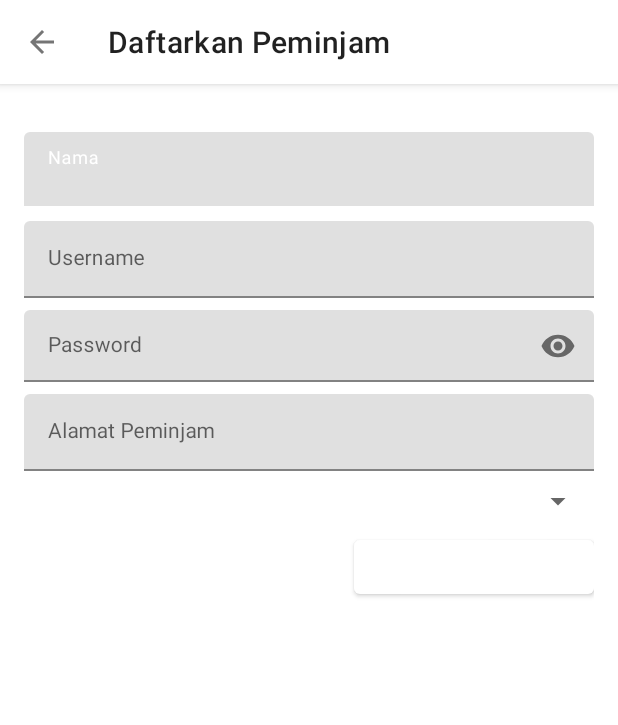
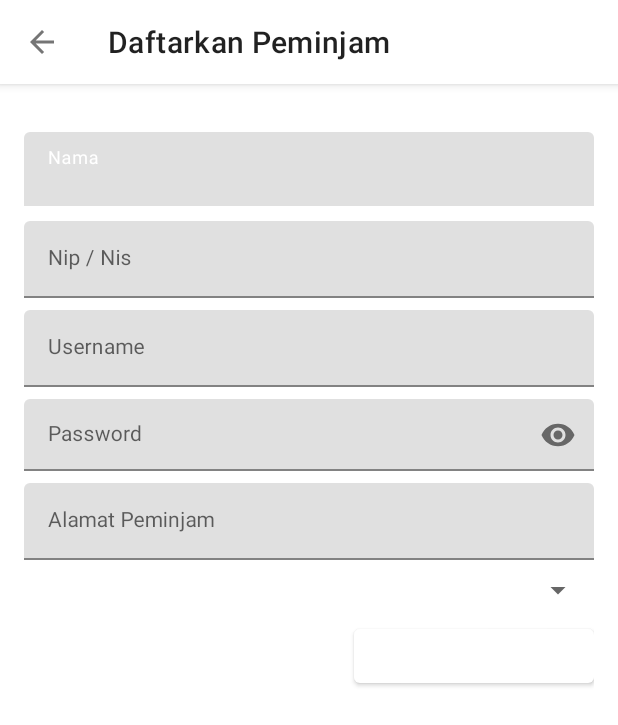
Before and after one commit to Roogry/inventaris, an Android app: the PutPeminjamActivity screen opened directly, with no data from a screen before it, on a phone screen of 412 x 824 dp. Shown: the top 725 px of the screen. Run offline under Robolectric (Android 15) with nearby library versions, the phone set to English and light mode, and no system bars; libraries missing offline, so code that uses them is left out: com.jaredrummler.materialspinner; plain views replace MaterialSpinner; 4 statements that could not run were skipped.

```diff
--- a/app/src/main/java/com/ukk/latihan1/activity/LoginActivity.java
+++ b/app/src/main/java/com/ukk/latihan1/activity/LoginActivity.java
@@ -60,6 +60,7 @@ public class LoginActivity extends AppCompatActivity {
                     SharedPref.setLogined(LoginActivity.this);
                     SharedPref.putPref(LoginActivity.this, KeyVal.id, user.getId());
                     SharedPref.putPref(LoginActivity.this, KeyVal.nama, user.getNama());
+                    SharedPref.putPref(LoginActivity.this, KeyVal.nip, user.getNip_nis());
                     SharedPref.putPref(LoginActivity.this, KeyVal.username, user.getUsername());
                     SharedPref.putPref(LoginActivity.this, KeyVal.idLevel, user.getIdLevel());
                     SharedPref.putPref(LoginActivity.this, KeyVal.alamat, user.getAlamat());
--- a/app/src/main/java/com/ukk/latihan1/activity/MainActivity.java
+++ b/app/src/main/java/com/ukk/latihan1/activity/MainActivity.java
@@ -96,6 +96,7 @@ public class MainActivity extends AppCompatActivity
                 sv.setIconified(false);
             }
         });
+
         sv.setOnQueryTextListener(new SearchView.OnQueryTextListener() {
             @Override
             public boolean onQueryTextSubmit(String query) {
--- a/app/src/main/java/com/ukk/latihan1/activity/inventaris/PutInventarisActivity.java
+++ b/app/src/main/java/com/ukk/latihan1/activity/inventaris/PutInventarisActivity.java
@@ -53,7 +53,6 @@ public class PutInventarisActivity extends AppCompatActivity {
         idInvent = getIntent().getStringExtra(KeyVal.id);
 
         getInvent(idInvent);
-
 
         spKeterangan.setOnItemSelectedListener(new MaterialSpinner.OnItemSelectedListener<String>() {
             @Override
--- a/app/src/main/java/com/ukk/latihan1/activity/peminjam/PutPeminjamActivity.java
+++ b/app/src/main/java/com/ukk/latihan1/activity/peminjam/PutPeminjamActivity.java
@@ -19,13 +19,13 @@ import retrofit2.Callback;
 import retrofit2.Response;
 
 public class PutPeminjamActivity extends AppCompatActivity {
-    EditText edtNama, edtUsername, edtPassword, edtAlamat;
+    EditText edtNama, edtNip, edtUsername, edtPassword, edtAlamat;
     MaterialSpinner spStatus;
     Button btnUpdate;
 
     UserService userService;
 
-    String id, nama, username, password, status, alamat;
+    String id, nama, nip, username, password, status, alamat;
 
     @Override
     protected void onCreate(Bundle savedInstanceState) {
@@ -35,6 +35,7 @@ public class PutPeminjamActivity extends AppCompatActivity {
 
         id = getIntent().getStringExtra(KeyVal.id);
         nama = getIntent().getStringExtra(KeyVal.nama);
+        nip = getIntent().getStringExtra(KeyVal.nip);
         username = getIntent().getStringExtra(KeyVal.username);
         password = getIntent().getStringExtra(KeyVal.password);
         status = getIntent().getStringExtra(KeyVal.statusPeminjam);
@@ -47,6 +48,7 @@ public class PutPeminjamActivity extends AppCompatActivity {
             public void onClick(View v) {
                 setPeminjam(id,
                         edtNama.getText().toString(),
+                        edtNip.getText().toString(),
                         edtUsername.getText().toString(),
                         edtPassword.getText().toString(),
                         edtAlamat.getText().toString(),
@@ -57,6 +59,7 @@ public class PutPeminjamActivity extends AppCompatActivity {
 
     private void setLayout() {
         edtNama.setText(nama);
+        edtNip.setText(nip);
         edtUsername.setText(username);
         edtPassword.setText(password);
         edtAlamat.setText(alamat);
@@ -65,9 +68,9 @@ public class PutPeminjamActivity extends AppCompatActivity {
         spStatus.setSelectedIndex(selected);
     }
 
-    private void setPeminjam(String id, String nama, String username, String password, String alamat, String status) {
+    private void setPeminjam(String id, String nama, String nip, String username, String password, String alamat, String status) {
         if(!nama.isEmpty() && !username.isEmpty() && !password.isEmpty()) {
-            Call<String> call = userService.putPeminjam(id, nama, username, password, alamat, status);
+            Call<String> call = userService.putPeminjam(id, nama,nip, username, password, alamat, status);
             call.enqueue(new Callback<String>() {
                 @Override
                 public void onResponse(Call<String> call, Response<String> response) {
@@ -86,6 +89,7 @@ public class PutPeminjamActivity extends AppCompatActivity {
 
     private void initLayout() {
         edtNama = findViewById(R.id.edtNama);
+        edtNip = findViewById(R.id.edtNip);
         edtUsername = findViewById(R.id.edtUsername);
         edtPassword = findViewById(R.id.edtPassword);
         edtAlamat = findViewById(R.id.edtAlamat);
--- a/app/src/main/java/com/ukk/latihan1/adapter/AdapterPeminjam.java
+++ b/app/src/main/java/com/ukk/latihan1/adapter/AdapterPeminjam.java
@@ -90,6 +90,7 @@ public class AdapterPeminjam extends RecyclerView.Adapter<AdapterPeminjam.ViewHo
                 Intent intent = new Intent(ctx, PutPeminjamActivity.class);
                 intent.putExtra(KeyVal.id, peminjam.getIdPeminjam());
                 intent.putExtra(KeyVal.nama, peminjam.getNamaPeminjam());
+                intent.putExtra(KeyVal.nip, peminjam.getNipNis());
                 intent.putExtra(KeyVal.username, peminjam.getUsername());
                 intent.putExtra(KeyVal.password, peminjam.getPassword());
                 intent.putExtra(KeyVal.statusPeminjam, peminjam.getStatusPeminjam());
--- a/app/src/main/java/com/ukk/latihan1/api/UserService.java
+++ b/app/src/main/java/com/ukk/latihan1/api/UserService.java
@@ -124,37 +124,15 @@ public interface UserService {
             @Field("id") String id
     );
 
-    @FormUrlEncoded
-    @POST("setPinjam.php")
-    Call<String>pinjam(
-            @Field("id_invent") String id_invent,
-            @Field("jumlah") String jumlah,
-            @Field("id_peminjam") String id_peminjam
-    );
-
-    @FormUrlEncoded
-    @POST("putKembali.php")
-    Call<String>kembali(
-            @Field("kode") String kode
-    );
-
-    @GET("peminjaman.php")
-    Call<ResponsePeminjaman> getPeminjaman();
-
-    @FormUrlEncoded
-    @POST("peminjaman.php")
-    Call<ResponsePeminjaman> getPeminjaman(
-            @Field("id") String id
-    );
-
+    //peminjam
     @GET("peminjam.php")
     Call<ResponsePeminjam> getPeminjam();
 
-    //peminjam
     @FormUrlEncoded
     @POST("peminjam.php")
     Call<String>setPeminjam(
             @Field("nama") String nama,
+            @Field("nip") String nip,
             @Field("username") String username,
             @Field("password") String password,
             @Field("alamat") String alamat,
@@ -166,6 +144,7 @@ public interface UserService {
     Call<String>putPeminjam(
             @Field("id") String id,
             @Field("nama") String nama,
+            @Field("nip") String nip,
             @Field("username") String username,
             @Field("password") String password,
             @Field("alamat") String alamat,
@@ -173,16 +152,9 @@ public interface UserService {
     );
 
     @FormUrlEncoded
-    @POST("delPeminjam.php")
+    @POST("peminjam.php")
     Call<String> delPeminjam(
             @Field("id") String id
-    );
-
-    @FormUrlEncoded
-    @POST("report.php")
-    Call<ResponseReport>getReport(
-            @Field("dFrom") String dFrom,
-            @Field("dTo") String dTo
     );
 
     //petugas
@@ -207,9 +179,40 @@ public interface UserService {
     );
 
     @FormUrlEncoded
-    @POST("delPetugas.php")
+    @POST("petugas.php")
     Call<String> delPetugas(
             @Field("id") String id
     );
 
+    //another
+    @FormUrlEncoded
+    @POST("setPinjam.php")
+    Call<String>pinjam(
+            @Field("id_invent") String id_invent,
+            @Field("jumlah") String jumlah,
+            @Field("id_peminjam") String id_peminjam
+    );
+
+    @FormUrlEncoded
+    @POST("putKembali.php")
+    Call<String>kembali(
+            @Field("kode") String kode
+    );
+
+    @GET("peminjaman.php")
+    Call<ResponsePeminjaman> getPeminjaman();
+
+    @FormUrlEncoded
+    @POST("peminjaman.php")
+    Call<ResponsePeminjaman> getPeminjaman(
+            @Field("id") String id
+    );
+
+    @FormUrlEncoded
+    @POST("report.php")
+    Call<ResponseReport>getReport(
+            @Field("dFrom") String dFrom,
+            @Field("dTo") String dTo
+    );
+
 }
--- a/app/src/main/java/com/ukk/latihan1/utils/KeyVal.java
+++ b/app/src/main/java/com/ukk/latihan1/utils/KeyVal.java
@@ -4,6 +4,7 @@ package com.ukk.latihan1.utils;
 public class KeyVal {
     public static String logined = "logined";
     public static String nama = "nama";
+    public static String nip = "nip";
     public static String idLevel = "idLevel";
     public static String id = "id";
     public static String alamat = "alamat";
--- a/app/src/main/res/layout/activity_put_peminjam.xml
+++ b/app/src/main/res/layout/activity_put_peminjam.xml
@@ -37,6 +37,22 @@
                 android:layout_width="match_parent"
                 android:layout_height="wrap_content"
                 android:hint="Nama"
+                android:paddingVertical="@dimen/enam_belas"
+                android:singleLine="true"
+                android:textSize="14sp" />
+        </android.support.design.widget.TextInputLayout>
+
+        <android.support.design.widget.TextInputLayout
+            android:layout_width="match_parent"
+            android:layout_height="wrap_content"
+            android:layout_marginBottom="@dimen/delapan">
+
+            <android.support.design.widget.TextInputEditText
+                android:id="@+id/edtNip"
+                android:layout_width="match_parent"
+                android:layout_height="wrap_content"
+                android:hint="Nip / Nis"
+                android:inputType="number"
                 android:paddingVertical="@dimen/enam_belas"
                 android:singleLine="true"
                 android:textSize="14sp" />
```
Also changed, not shown: app/src/main/java/com/ukk/latihan1/activity/peminjam/SetPeminjamActivity.java (+5 -3 lines), app/src/main/java/com/ukk/latihan1/modul/list/ListPeminjam.java (+11 -0 lines), app/src/main/java/com/ukk/latihan1/modul/list/ListUser.java (+11 -0 lines), app/src/main/res/layout/activity_set_peminjam.xml (+16 -0 lines).
